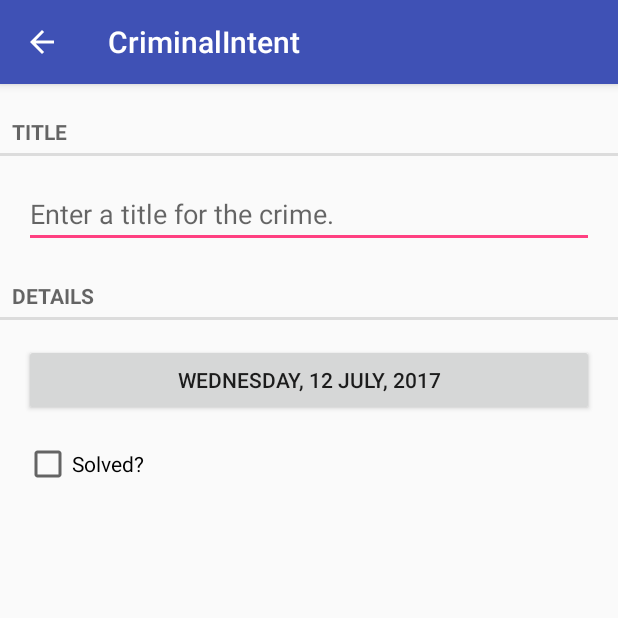
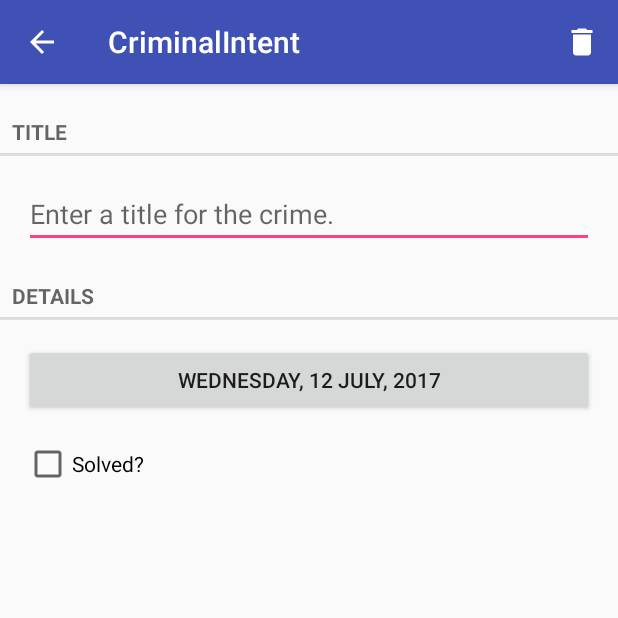
Before and after one commit to lynnik/CriminalIntent, an Android app: the CrimeFragment screen opened directly, with no data from a screen before it, on a phone screen of 412 x 824 dp, the top half of it. Run offline under Robolectric (Android 15) with nearby library versions, the phone set to English and light mode, and no system bars.

Commit message:
Added removal of the Crime.

```diff
--- a/app/src/main/java/com/lynnik/criminalintent/CrimeFragment.java
+++ b/app/src/main/java/com/lynnik/criminalintent/CrimeFragment.java
@@ -10,6 +10,9 @@ import android.text.Editable;
 import android.text.TextWatcher;
 import android.text.format.DateFormat;
 import android.view.LayoutInflater;
+import android.view.Menu;
+import android.view.MenuInflater;
+import android.view.MenuItem;
 import android.view.View;
 import android.view.ViewGroup;
 import android.widget.Button;
@@ -44,6 +47,7 @@ public class CrimeFragment extends Fragment {
   @Override
   public void onCreate(@Nullable Bundle savedInstanceState) {
     super.onCreate(savedInstanceState);
+    setHasOptionsMenu(true);
     UUID crimeId = (UUID) getArguments().getSerializable(ARG_CRIME_ID);
     mCrime = CrimeLab.getInstance(getActivity()).getCrime(crimeId);
   }
@@ -105,6 +109,24 @@ public class CrimeFragment extends Fragment {
   }
 
   @Override
+  public void onCreateOptionsMenu(Menu menu, MenuInflater inflater) {
+    super.onCreateOptionsMenu(menu, inflater);
+    inflater.inflate(R.menu.fragment_crime, menu);
+  }
+
+  @Override
+  public boolean onOptionsItemSelected(MenuItem item) {
+    switch (item.getItemId()) {
+      case R.id.menu_item_remove_crime:
+        CrimeLab.getInstance(getActivity()).removeCrime(mCrime);
+        getActivity().finish();
+        return true;
+      default:
+        return super.onOptionsItemSelected(item);
+    }
+  }
+
+  @Override
   public void onActivityResult(int requestCode, int resultCode, Intent data) {
     if (resultCode != Activity.RESULT_OK)
       return;
--- a/app/src/main/java/com/lynnik/criminalintent/CrimeLab.java
+++ b/app/src/main/java/com/lynnik/criminalintent/CrimeLab.java
@@ -25,6 +25,10 @@ public class CrimeLab {
     mCrimes.add(c);
   }
 
+  public void removeCrime(Crime c) {
+    mCrimes.remove(c);
+  }
+
   public List<Crime> getCrimes() {
     return mCrimes;
   }
--- /dev/null
+++ b/app/src/main/res/drawable/ic_menu_remove.xml
@@ -0,0 +1,9 @@
+<vector xmlns:android="http://schemas.android.com/apk/res/android"
+        android:width="24dp"
+        android:height="24dp"
+        android:viewportWidth="24.0"
+        android:viewportHeight="24.0">
+    <path
+        android:fillColor="#FFFFFF"
+        android:pathData="M6,19c0,1.1 0.9,2 2,2h8c1.1,0 2,-0.9 2,-2V7H6v12zM19,4h-3.5l-1,-1h-5l-1,1H5v2h14V4z"/>
+</vector>
--- /dev/null
+++ b/app/src/main/res/menu/fragment_crime.xml
@@ -0,0 +1,12 @@
+<?xml version="1.0" encoding="utf-8"?>
+<menu
+  xmlns:android="http://schemas.android.com/apk/res/android"
+  xmlns:app="http://schemas.android.com/apk/res-auto">
+
+  <item
+    android:id="@+id/menu_item_remove_crime"
+    android:icon="@drawable/ic_menu_remove"
+    android:title="@string/remove_crime"
+    app:showAsAction="ifRoom|withText"/>
+
+</menu>
--- a/app/src/main/res/values/strings.xml
+++ b/app/src/main/res/values/strings.xml
@@ -6,6 +6,7 @@
   <string name="crime_solved_label">Solved?</string>
   <string name="date_picker_title">Date of crime:</string>
   <string name="new_crime">New Crime</string>
+  <string name="remove_crime">Remove Crime</string>
   <string name="show_subtitle">Show Subtitle</string>
   <string name="hide_subtitle">Hide Subtitle</string>
   <plurals name="subtitle_plural">
```
